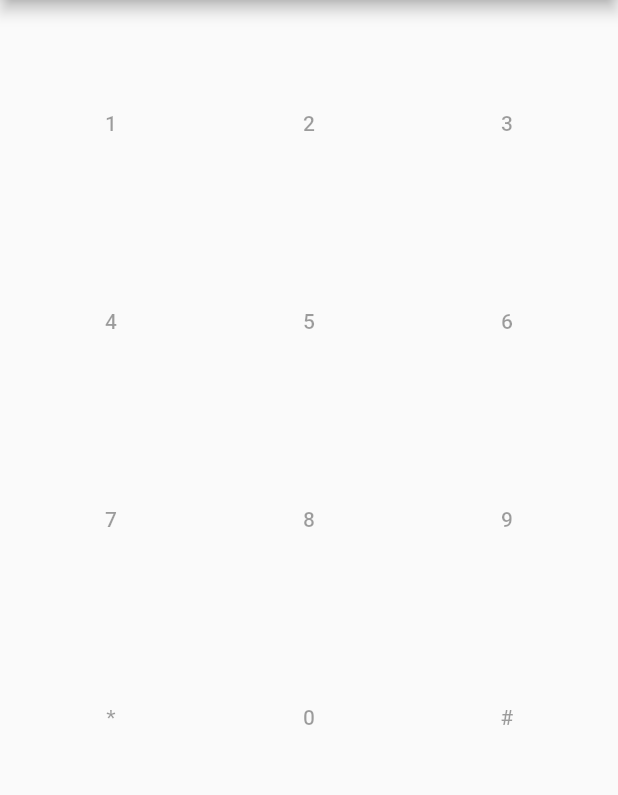
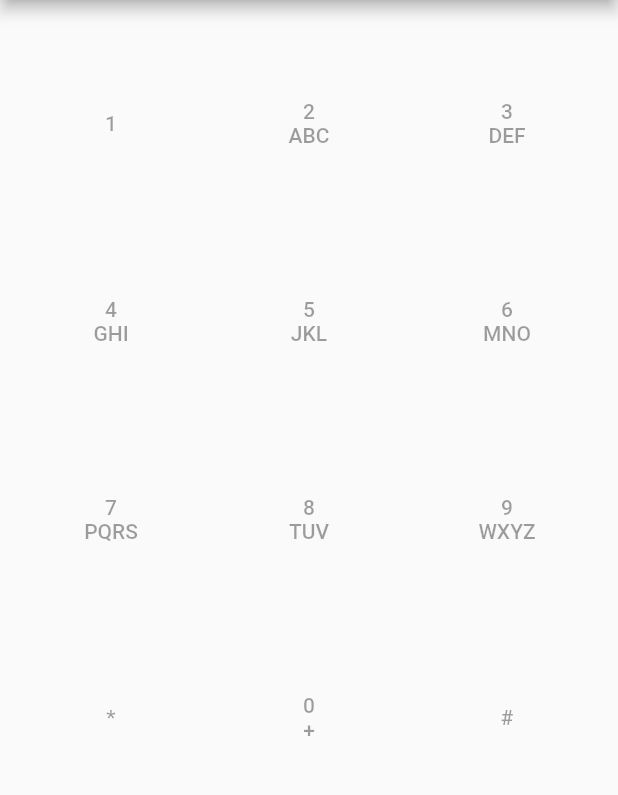
Before and after one commit to MateusRodCosta/musical-dialer, a Flutter app: the screen it shows after launch, on a phone screen of 412 x 824 dp, the part 84-879 px from its top. Run offline on Flutter 3.47's test engine with Material 2 defaults, Android fonts, the light colour scheme and no system bars; missing offline and left inert: audioplayer.

Commit message:
Move dialer button to its own class

```diff
--- a/lib/main.dart
+++ b/lib/main.dart
@@ -61,41 +61,50 @@ class MyHomePage extends StatefulWidget {
   _MyHomePageState createState() => new _MyHomePageState();
 }
 
-class _MyHomePageState extends State<MyHomePage> {
+class DialerButton extends StatelessWidget {
+  final String label;
+  final String altValue;
 
+  DialerButton(this.label, this.altValue);
 
+  @override
+  Widget build(BuildContext context) {
+    return new FlatButton(onPressed: null, child: _buildButtonContent());
+  }
 
-  _buildDialerButton(String label, String altValue) {
-
+  Widget _buildButtonContent() {
+    if (this.altValue == null) {
+      return new Text(this.label);
+    } else {
       return new Column(
         mainAxisAlignment: MainAxisAlignment.center,
         children: <Widget>[
-        new FlatButton(
-            child: new Text(label),
-            onPressed: /*_playTone(label)*/ null,
-        ),
+          new Text(this.label),
+          new Text(this.altValue),
         ],
       );
-
+    }
+  }
 }
 
+class _MyHomePageState extends State<MyHomePage> {
   _buildDialer() {
     return new GridView.count(
       scrollDirection: Axis.vertical,
       crossAxisCount: 3,
       children: <Widget>[
-        _buildDialerButton('1', null),
-        _buildDialerButton('2', "ABC"),
-        _buildDialerButton('3', "DEF"),
-        _buildDialerButton('4', "GHI"),
-        _buildDialerButton('5', "JKL"),
-        _buildDialerButton('6', "MNO"),
-        _buildDialerButton('7', "PQRS"),
-        _buildDialerButton('8', "TUV"),
-        _buildDialerButton('9', "WXYZ"),
-        _buildDialerButton('*', null),
-        _buildDialerButton('0', "+"),
-        _buildDialerButton('#', null),
+        new DialerButton('1', null),
+        new DialerButton('2', "ABC"),
+        new DialerButton('3', "DEF"),
+        new DialerButton('4', "GHI"),
+        new DialerButton('5', "JKL"),
+        new DialerButton('6', "MNO"),
+        new DialerButton('7', "PQRS"),
+        new DialerButton('8', "TUV"),
+        new DialerButton('9', "WXYZ"),
+        new DialerButton('*', null),
+        new DialerButton('0', "+"),
+        new DialerButton('#', null),
       ],
     );
   }
```
Lines whose indentation alone changed are shown as unchanged.
